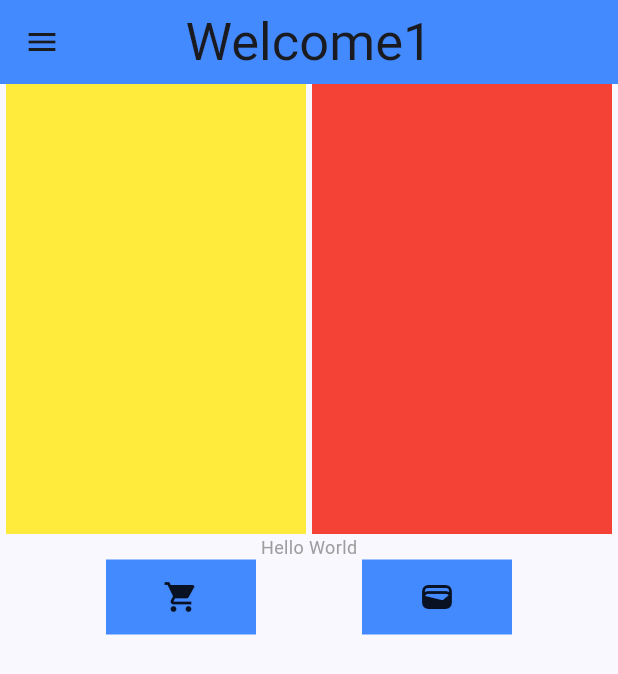
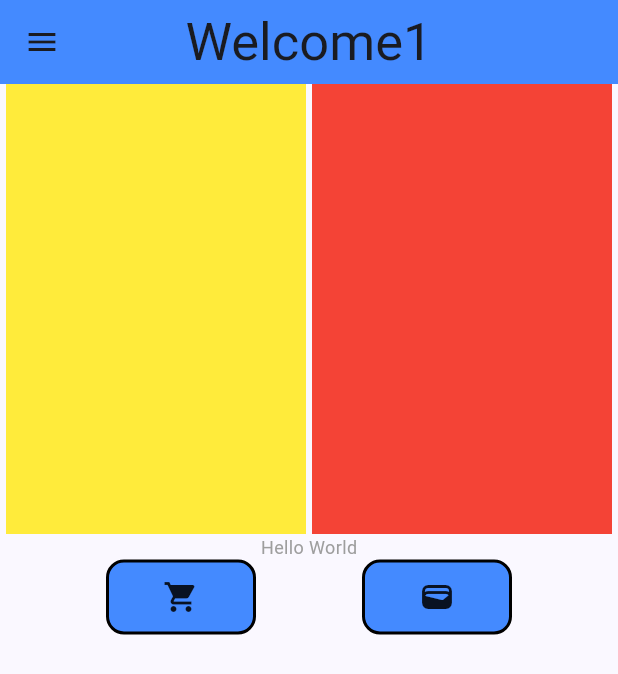
Before and after one commit to dhara58/Grid_App, a Flutter app: the screen it shows after launch, on a phone screen of 412 x 824 dp. Shown: the top 674 px of the screen. Run offline on Flutter 3.47's test engine with Material 3 defaults, Android fonts, the phone set to English and light mode, and no system bars.

Commit message:
21-08-24

```diff
--- a/lib/new_app.dart
+++ b/lib/new_app.dart
@@ -51,14 +51,22 @@ class _NewAppState extends State<NewApp> {
               Container(
                 height: 50,
                 width: 100,
-                color: Colors.blueAccent,
                 child: Icon(Icons.shopping_cart),
+                decoration: BoxDecoration(
+                  color: Colors.blueAccent,
+                  borderRadius: BorderRadius.circular(12),
+                  border: Border.all(width: 2),
+                ),
               ),
               Container(
                 height: 50,
                 width: 100,
-                color: Colors.blueAccent,
                 child: Icon(Icons.wallet),
+                decoration: BoxDecoration(
+                  color: Colors.blueAccent,
+                  borderRadius: BorderRadius.circular(12),
+                  border: Border.all(width: 2),
+                ),
               ),
             ],
           )
```
